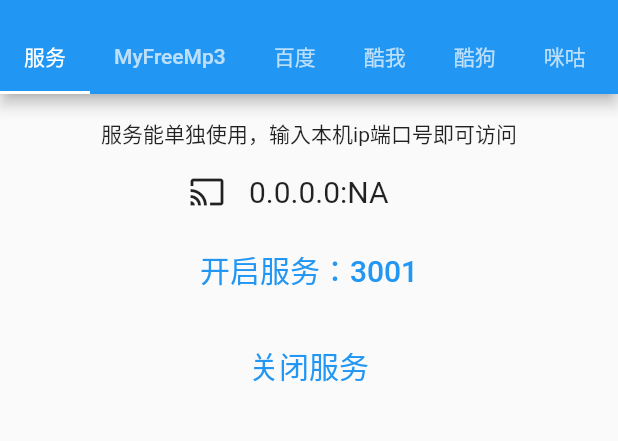
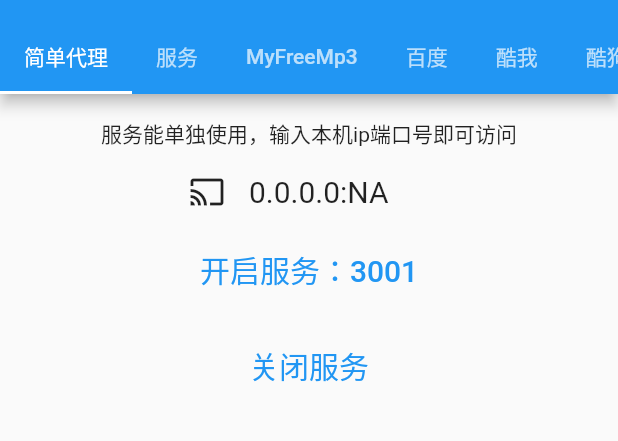
Before and after one commit to yhsj0919/music_api, a Flutter app: the screen it shows after launch, on a phone screen of 412 x 824 dp, the part 65-506 px from its top. Run offline on Flutter 3.47's test engine with Material 2 defaults, Android fonts, the phone set to English and light mode, and no system bars; our stand-ins replace universal_io.

Commit message:
测试代理

```diff
--- a/example/lib/home/home_page.dart
+++ b/example/lib/home/home_page.dart
@@ -1,5 +1,6 @@
 import 'package:flutter/material.dart';
 import 'package:music_api_example/home/kuwo_page.dart';
+import 'package:music_api_example/home/proxy_page.dart';
 import 'package:music_api_example/home/qq_page.dart';
 import 'package:music_api_example/home/server_page.dart';
 
@@ -19,6 +20,7 @@
   TabController? tabController;
 
   var pages = {
+    "简单代理": const ProxyPage(),
     "服务": const ServerPage(),
     "MyFreeMp3": const MyFreeMp3Page(),
     "百度": const BaiduPage(),
--- a/example/lib/home/my_free_mp3_page.dart
+++ b/example/lib/home/my_free_mp3_page.dart
@@ -1,6 +1,6 @@
 import 'package:flutter/material.dart';
 import 'package:music_api/api/my_free_mp3/my_free_mp3.dart';
-import 'package:music_api/api/utils/answer.dart';
+import 'package:music_api/utils/answer.dart';
 
 class MyFreeMp3Page extends StatefulWidget {
   const MyFreeMp3Page({Key? key}) : super(key: key);
--- /dev/null
+++ b/example/lib/home/proxy_page.dart
@@ -0,0 +1,61 @@
+import 'package:flutter/material.dart';
+import 'package:music_api/music_api.dart';
+import 'package:music_api/proxy.dart';
+
+class ProxyPage extends StatefulWidget {
+  const ProxyPage({Key? key}) : super(key: key);
+
+  @override
+  _ProxyPageState createState() => _ProxyPageState();
+}
+
+class _ProxyPageState extends State<ProxyPage> with AutomaticKeepAliveClientMixin {
+  @override
+  Widget build(BuildContext context) {
+    super.build(context);
+    return Padding(
+      padding: const EdgeInsets.all(16),
+      child: Column(
+        children: [
+          const Padding(
+            padding: EdgeInsets.only(bottom: 16),
+            child: Text("服务能单独使用，输入本机ip端口号即可访问"),
+          ),
+          Row(
+            mainAxisSize: MainAxisSize.min,
+            children: [
+              const Icon(Icons.cast),
+              Container(width: 16),
+              SizedBox(
+                width: 120,
+                child: Text('${Proxy.ip()}:${Proxy.port()}', style: const TextStyle(fontSize: 20)),
+              ),
+            ],
+          ),
+          Container(
+            margin: const EdgeInsets.only(top: 16, bottom: 16),
+            child: TextButton(
+              onPressed: () async {
+                Proxy.startServer(address: '0.0.0.0', port: 3001).then((value) {
+                  setState(() {});
+                });
+              },
+              child: const Text('开启服务：3001', style: TextStyle(fontSize: 20)),
+            ),
+          ),
+          TextButton(
+            onPressed: () async {
+              Proxy.stopServer()?.then((value) {
+                setState(() {});
+              });
+            },
+            child: const Text('关闭服务', style: TextStyle(fontSize: 20)),
+          ),
+        ],
+      ),
+    );
+  }
+
+  @override
+  bool get wantKeepAlive => true;
+}
--- a/lib/api/baidu/baidu.dart
+++ b/lib/api/baidu/baidu.dart
@@ -3,9 +3,9 @@
 import 'package:universal_io/io.dart';
 
 import 'package:crypto/crypto.dart';
-import 'package:music_api/api/utils/answer.dart';
-import 'package:music_api/api/utils/types.dart';
-import 'package:music_api/api/utils/utils.dart';
+import 'package:music_api/utils/answer.dart';
+import 'package:music_api/utils/types.dart';
+import 'package:music_api/utils/utils.dart';
 import 'package:music_api/http/http.dart';
 
 part 'module/account.dart';
--- a/lib/api/kugou/kugou.dart
+++ b/lib/api/kugou/kugou.dart
@@ -1,8 +1,8 @@
 import 'dart:convert';
 import 'package:universal_io/io.dart';
 
-import 'package:music_api/api/utils/answer.dart';
-import 'package:music_api/api/utils/types.dart';
+import 'package:music_api/utils/answer.dart';
+import 'package:music_api/utils/types.dart';
 import 'package:music_api/http/http.dart';
 
 part 'module/album.dart';
--- a/lib/api/kuwo/kuwo.dart
+++ b/lib/api/kuwo/kuwo.dart
@@ -1,8 +1,8 @@
 import 'dart:convert';
 import 'package:universal_io/io.dart';
 
-import 'package:music_api/api/utils/answer.dart';
-import 'package:music_api/api/utils/types.dart';
+import 'package:music_api/utils/answer.dart';
+import 'package:music_api/utils/types.dart';
 import 'package:music_api/http/http.dart';
 
 part 'module/album.dart';
--- a/lib/api/migu/migu.dart
+++ b/lib/api/migu/migu.dart
@@ -3,8 +3,8 @@
 
 import 'package:crypto/crypto.dart';
 
-import 'package:music_api/api/utils/answer.dart';
-import 'package:music_api/api/utils/types.dart';
+import 'package:music_api/utils/answer.dart';
+import 'package:music_api/utils/types.dart';
 import 'package:music_api/http/http.dart';
 import 'package:uuid/uuid.dart';
 
--- a/lib/api/my_free_mp3/my_free_mp3.dart
+++ b/lib/api/my_free_mp3/my_free_mp3.dart
@@ -1,8 +1,8 @@
 import 'dart:convert';
 import 'package:universal_io/io.dart';
 
-import 'package:music_api/api/utils/answer.dart';
-import 'package:music_api/api/utils/types.dart';
+import 'package:music_api/utils/answer.dart';
+import 'package:music_api/utils/types.dart';
 import 'package:music_api/http/http.dart';
 
 part 'module/search.dart';
--- a/lib/music_api.dart
+++ b/lib/music_api.dart
@@ -8,7 +8,7 @@
 import 'package:music_api/api/migu/migu.dart';
 import 'package:music_api/api/my_free_mp3/my_free_mp3.dart';
 import 'package:music_api/api/qq/qq.dart';
-import 'package:music_api/api/utils/answer.dart';
+import 'package:music_api/utils/answer.dart';
 
 class MusicApi {
   MusicApi._();
--- a/lib/api/utils/types.dart
+++ b/lib/utils/types.dart
@@ -1,5 +1,5 @@
 import 'package:universal_io/io.dart';
 
-import 'package:music_api/api/utils/answer.dart';
+import 'package:music_api/utils/answer.dart';
 
 typedef Api = Future<Answer> Function(Map query, List<Cookie> cookie);
```
Also changed, not shown: lib/api/qq/qq.dart (+6 -23 lines), lib/http/http.dart (+17 -2 lines), lib/proxy.dart (added, +116 -0 lines), lib/utils/utils.dart (renamed from lib/api/utils/utils.dart, +18 -1 lines), lib/utils/answer.dart (renamed from lib/api/utils/answer.dart).
